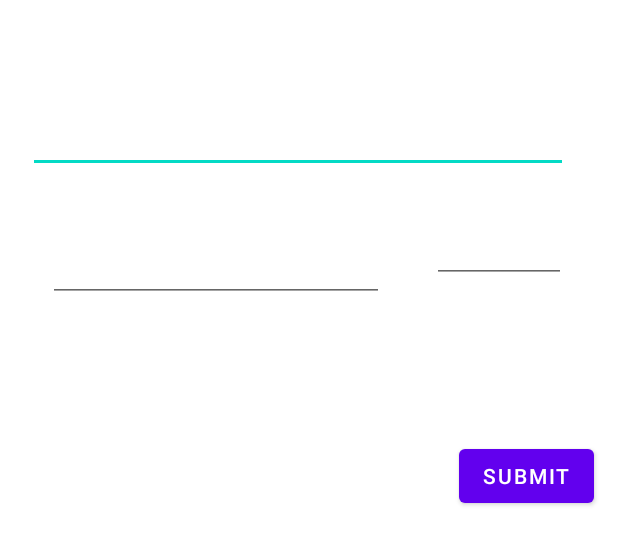
After one commit to Migz19/RoomDBTrialAPP, an Android app: the layout custom_dialoguebox.xml on its own in the app's theme, with its tools: preview values and no code run, on a phone screen of 412 x 824 dp. The commit adds this screen. Shown: the top 545 px of the screen. Run offline under Robolectric (Android 15) with nearby library versions, the phone set to English and light mode, and no system bars.

Commit message:
Added DialogueBox

```diff
--- a/app/build.gradle
+++ b/app/build.gradle
@@ -23,6 +23,9 @@ android {
             minifyEnabled false
             proguardFiles getDefaultProguardFile('proguard-android-optimize.txt'), 'proguard-rules.pro'
         }
+    }
+    buildFeatures{
+        viewBinding=true
     }
     compileOptions {
         sourceCompatibility JavaVersion.VERSION_1_8
--- a/app/src/main/java/com/example/room_trial/controller/UserController.kt
+++ b/app/src/main/java/com/example/room_trial/controller/UserController.kt
@@ -43,4 +43,8 @@ class UserController(userDao: UserDao){
                 usersRepo.updateUserLocal(newUser)
         }
     }
+    fun clearDb(){
+        if (usersList.isNotEmpty())
+            usersRepo.clearDb()
+    }
 }
--- a/app/src/main/java/com/example/room_trial/db/UserDao.kt
+++ b/app/src/main/java/com/example/room_trial/db/UserDao.kt
@@ -33,4 +33,6 @@ interface UserDao {
 
     @Query("delete from users where id=:user_id")
     fun deleteUserById(user_id: Long)
+    @Query("delete from users")
+    fun clearDb()
 }
--- a/app/src/main/java/com/example/room_trial/model/UserModel.kt
+++ b/app/src/main/java/com/example/room_trial/model/UserModel.kt
@@ -1,6 +1,5 @@
 package com.example.room_trial.model
 
-import androidx.annotation.Nullable
 import androidx.room.ColumnInfo
 import androidx.room.Entity
 import androidx.room.Ignore
@@ -13,9 +12,9 @@ data class UserModel(
     @ColumnInfo(defaultValue = "msp@gmail.com")
     var email: String? = null,
     @PrimaryKey(autoGenerate = true)
-    var id: Long, //Already defined as non null
+    var id: Long=0, //Already defined as non null
     var password: String? = null,
     var gender: Char? = null,
     @Ignore
-    var phoneNumber: String? = null,
+    var phoneNumber: String? = "122154151515",
 )
--- a/app/src/main/java/com/example/room_trial/repositories/local/UsersRepo.kt
+++ b/app/src/main/java/com/example/room_trial/repositories/local/UsersRepo.kt
@@ -18,6 +18,8 @@ interface UsersRepo : UserDao, UsersApiService {
     override fun getUsersByGender(gender: Char?): List<UserModel>
 
     override fun deleteUserById(user_id: Long)
+    override fun clearDb()
+
     /////////////////////////////////////////////////
     override fun deleteUserfromRemote(user: UserModel) {
         super.deleteUserfromRemote(user)
--- a/app/src/main/java/com/example/room_trial/repositories/local/UsersRepoImpl.kt
+++ b/app/src/main/java/com/example/room_trial/repositories/local/UsersRepoImpl.kt
@@ -31,5 +31,9 @@ class UsersRepoImpl(private val userDao: UserDao) : UsersRepo {
         userDao.deleteUserById(user_id)
     }
 
+    override fun clearDb() {
+        userDao.clearDb()
+    }
+
 
 }
--- a/app/src/main/res/layout/activity_main.xml
+++ b/app/src/main/res/layout/activity_main.xml
@@ -29,7 +29,7 @@
         app:layout_constraintStart_toStartOf="parent" />
 
     <Button
-        android:id="@+id/button2"
+        android:id="@+id/insertBtn"
         android:layout_width="148dp"
         android:layout_height="59dp"
         android:layout_marginTop="32dp"
@@ -41,7 +41,7 @@
         app:layout_constraintTop_toTopOf="parent" />
 
     <Button
-        android:id="@+id/button3"
+        android:id="@+id/clearBtn"
         android:layout_width="wrap_content"
         android:layout_height="wrap_content"
         android:layout_marginStart="128dp"
--- /dev/null
+++ b/app/src/main/res/layout/custom_dialoguebox.xml
@@ -0,0 +1,66 @@
+<?xml version="1.0" encoding="utf-8"?>
+<androidx.constraintlayout.widget.ConstraintLayout xmlns:android="http://schemas.android.com/apk/res/android"
+    xmlns:app="http://schemas.android.com/apk/res-auto"
+    xmlns:tools="http://schemas.android.com/tools"
+    android:layout_width="match_parent"
+             android:layout_height="match_parent">
+
+    <EditText
+        android:id="@+id/emailEditTxt"
+        android:layout_width="360dp"
+        android:layout_height="63dp"
+        android:layout_marginTop="52dp"
+        android:ems="10"
+        android:inputType="textPersonName"
+
+        app:layout_constraintEnd_toEndOf="parent"
+        app:layout_constraintHorizontal_bias="0.355"
+        app:layout_constraintStart_toStartOf="parent"
+        app:layout_constraintTop_toTopOf="parent" />
+
+    <EditText
+        android:id="@+id/nameEditTxt"
+        android:layout_width="224dp"
+        android:layout_height="70dp"
+        android:layout_marginStart="32dp"
+        android:layout_marginTop="16dp"
+        android:ems="10"
+        android:inputType="textPersonName"
+
+        app:layout_constraintStart_toStartOf="parent"
+        app:layout_constraintTop_toBottomOf="@+id/emailEditTxt" />
+
+    <EditText
+        android:id="@+id/genderEditTxt"
+        android:layout_width="89dp"
+        android:layout_height="57dp"
+        android:layout_marginStart="32dp"
+        android:layout_marginTop="16dp"
+        android:ems="10"
+        android:inputType="textPersonName"
+
+        app:layout_constraintStart_toEndOf="@+id/nameEditTxt"
+        app:layout_constraintTop_toBottomOf="@+id/emailEditTxt" />
+
+    <TextView
+        android:id="@+id/id_textView"
+        android:layout_width="158dp"
+        android:layout_height="36dp"
+        android:layout_marginTop="20dp"
+        android:text="user id"
+        android:visibility="invisible"
+        app:layout_constraintEnd_toEndOf="parent"
+        app:layout_constraintHorizontal_bias="0.517"
+        app:layout_constraintStart_toStartOf="parent"
+        app:layout_constraintTop_toBottomOf="@+id/nameEditTxt" />
+
+    <Button
+        android:id="@+id/submitBtnn"
+        android:layout_width="wrap_content"
+        android:layout_height="wrap_content"
+        android:layout_marginTop="36dp"
+        android:layout_marginEnd="16dp"
+        android:text="Submit"
+        app:layout_constraintEnd_toEndOf="parent"
+        app:layout_constraintTop_toBottomOf="@+id/id_textView" />
+</androidx.constraintlayout.widget.ConstraintLayout>
```
Also changed, not shown: app/src/main/java/com/example/room_trial/MainActivity.kt (+73 -8 lines), app/src/main/java/com/example/room_trial/adapters/DiffCallback.kt (deleted, +0 -16 lines), app/src/main/java/com/example/room_trial/adapters/UsersAdapter.kt (+26 -17 lines), app/src/main/java/com/example/room_trial/controller/OnItemClickListener.kt (added, +8 -0 lines), app/src/main/res/layout/recyclerview.xml (+40 -8 lines).
